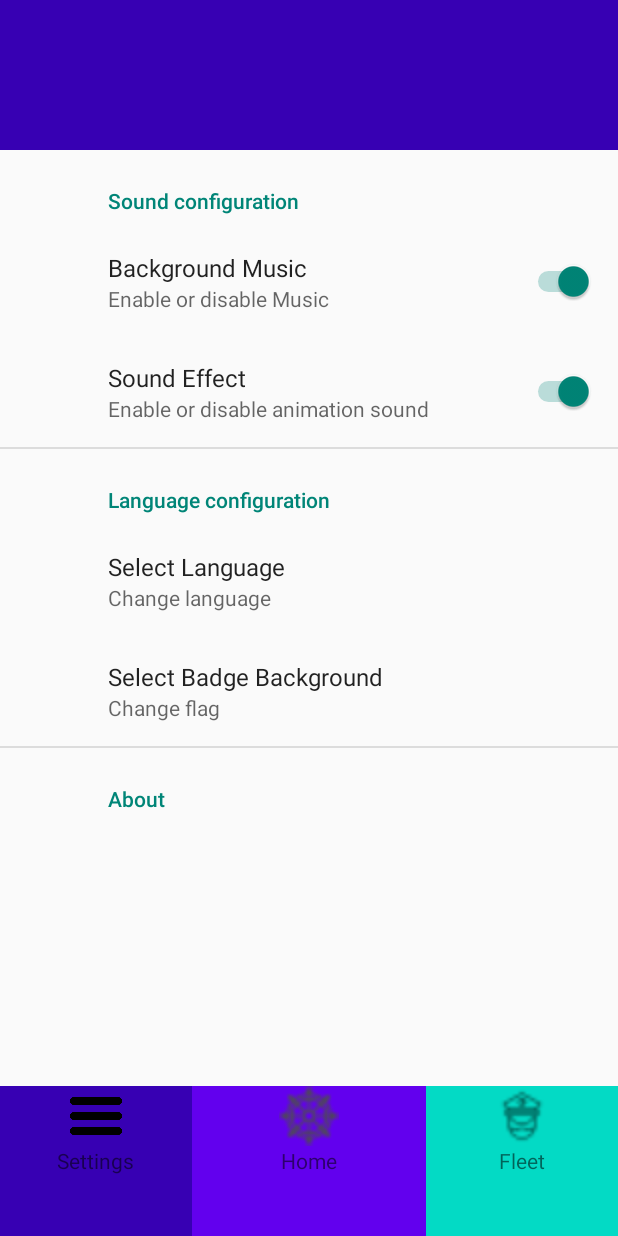
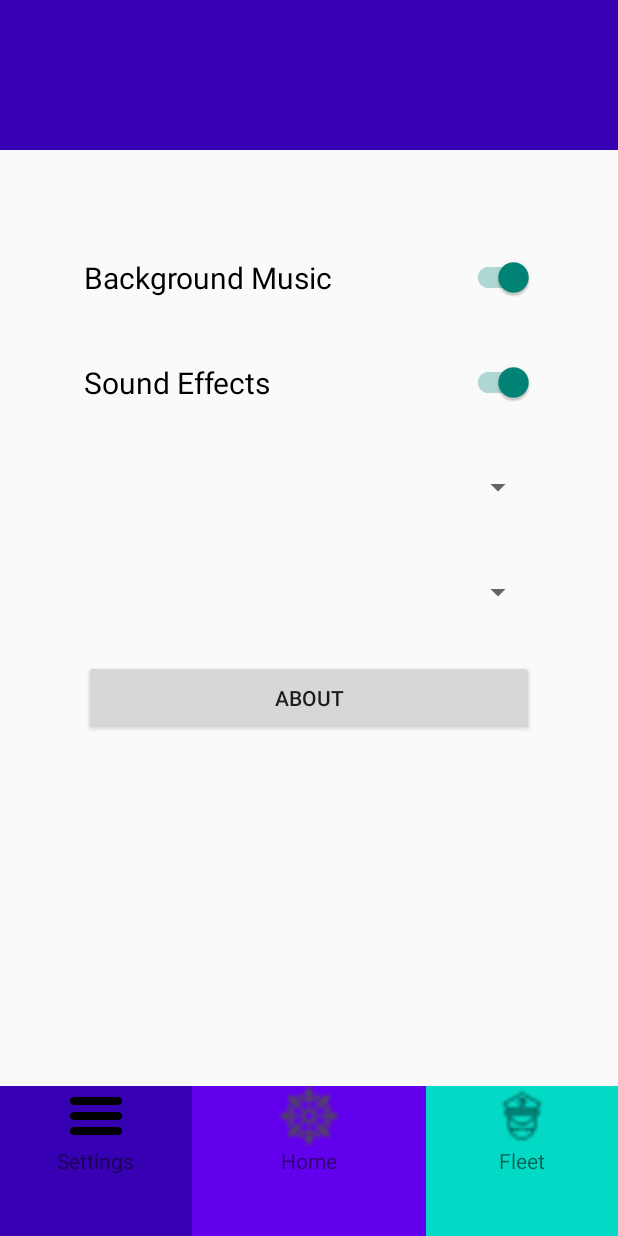
Before and after one commit to EdoardoMarchetti/BattleShip_finalVersion, an Android app: the HudActivity screen opened directly, with no data from a screen before it, after a tap on "Settings", on a phone screen of 412 x 824 dp. Run offline under Robolectric (Android 15) with nearby library versions, the phone set to English and light mode, and no system bars; our stand-ins replace data binding.

Commit message:
Animation sound switch completed

```diff
--- a/app/src/main/java/com/edomar/battleship/utils/SoundEngine.java
+++ b/app/src/main/java/com/edomar/battleship/utils/SoundEngine.java
@@ -1,6 +1,7 @@
 package com.edomar.battleship.utils;
 
 import android.content.Context;
+import android.content.SharedPreferences;
 import android.content.res.AssetFileDescriptor;
 import android.content.res.AssetManager;
 import android.media.AudioAttributes;
@@ -10,7 +11,10 @@ import android.os.Build;
 import android.util.Log;
 import android.widget.Toast;
 
+import com.edomar.battleship.R;
+
 import java.io.IOException;
+import java.security.Key;
 
 public class SoundEngine {
 
@@ -19,13 +23,19 @@ public class SoundEngine {
     private SoundPool mSP;
     public boolean isSoundEffectOn = false;
     private int mSoundSample_ID = -1;
+    SharedPreferences sp;
+    private Context context;
 
     /*
     Constructor
      */
     public SoundEngine(Context c){
+        context = c;
+        sp = c.getSharedPreferences(c.getString(R.string.configuration_preference_key), Context.MODE_PRIVATE);
+
         //initialize the SoundPool
         if(Build.VERSION.SDK_INT >= Build.VERSION_CODES.LOLLIPOP) {
+
             AudioAttributes audioAttributes =
                     new AudioAttributes.Builder()
                             .setUsage(AudioAttributes.USAGE_MEDIA)
@@ -53,7 +63,7 @@ public class SoundEngine {
             e.printStackTrace();
         }
 
-        isSoundEffectOn = true;
+        isSoundEffectOn = sp.getBoolean(c.getString(R.string.animation_sound_key), true);
     }
 
 
@@ -64,8 +74,14 @@ public class SoundEngine {
         }
     }
 
-    public void setSoundEffectOn(boolean soundEffectOn) {
-        isSoundEffectOn = soundEffectOn;
-        Log.d(TAG, "setSoundEffectOn: modified");
+    //Enable or Disable sound effects
+    public void enableSoundEffect(){
+        this.isSoundEffectOn = true;
+
+    }
+
+    public void disableSoundEffect(){
+        this.isSoundEffectOn = false;
+
     }
 }
--- a/app/src/main/java/com/edomar/battleship/view/HudActivity.java
+++ b/app/src/main/java/com/edomar/battleship/view/HudActivity.java
@@ -4,7 +4,9 @@ import androidx.appcompat.app.AppCompatActivity;
 import androidx.databinding.DataBindingUtil;
 import androidx.fragment.app.Fragment;
 
+import android.content.Context;
 import android.content.Intent;
+import android.content.SharedPreferences;
 import android.os.Bundle;
 import android.util.Log;
 import android.view.View;
@@ -13,17 +15,26 @@ import android.view.View;
 import com.edomar.battleship.R;
 import com.edomar.battleship.databinding.ActivityHudBinding;
 import com.edomar.battleship.logic.IGameState;
+import com.edomar.battleship.utils.Keys;
 import com.edomar.battleship.utils.SoundEngine;
 import com.edomar.battleship.view.menuFragments.MainMenuFragment;
 import com.edomar.battleship.view.menuFragments.SettingsFragment;
 
+import java.util.Map;
+
 
 public class HudActivity extends AppCompatActivity {
 
+
+
     public static final String TAG = HudActivity.class.getSimpleName();
+
+    public SharedPreferences sp;
 
     public IGameState gameState;
     public SoundEngine mSoundEngine;
+
+
 
     @Override
     protected void onCreate(Bundle savedInstanceState) {
@@ -38,14 +49,29 @@ public class HudActivity extends AppCompatActivity {
 
         mSoundEngine = new SoundEngine(this);
 
+
+
         final Intent srcIntent= getIntent();
         if(srcIntent != null){
             gameState = (IGameState) srcIntent.getParcelableExtra("player_name");
         }
         binding.setPlayer(gameState);
 
+
+
     }
 
+    @Override
+    protected void onResume() {
+        super.onResume();
+
+    }
+
+    @Override
+    protected void onPause() {
+        super.onPause();
+
+    }
 
     public void showFragment(final View selectedMenu){
         final int viewID = selectedMenu.getId();
@@ -55,7 +81,6 @@ public class HudActivity extends AppCompatActivity {
             case (R.id.left_button):
                 Log.d("Pressed button", "changeActivity: left");
                 nextFragment = new SettingsFragment();
-
                 break;
             case (R.id.central_button):
                 Log.d("Pressed button", "changeActivity: central");
--- a/app/src/main/java/com/edomar/battleship/view/menuFragments/SettingsFragment.java
+++ b/app/src/main/java/com/edomar/battleship/view/menuFragments/SettingsFragment.java
@@ -4,30 +4,41 @@ import android.app.Activity;
 import android.content.Context;
 import android.content.SharedPreferences;
 import android.os.Bundle;
+import android.util.Log;
+import android.view.LayoutInflater;
+import android.view.View;
+import android.view.ViewGroup;
+import android.widget.Button;
+import android.widget.CompoundButton;
 
 import com.edomar.battleship.R;
-import com.edomar.battleship.utils.SoundEngine;
 import com.edomar.battleship.view.HudActivity;
 
 import androidx.annotation.NonNull;
 import androidx.annotation.Nullable;
-import androidx.preference.PreferenceFragmentCompat;
-import androidx.preference.PreferenceManager;
-import androidx.preference.PreferenceScreen;
+import androidx.appcompat.widget.SwitchCompat;
+import androidx.fragment.app.Fragment;
 
-public class SettingsFragment extends PreferenceFragmentCompat {
 
-    private static final String SHARED_PREFERENCES_NAME = "SettingsFragment";
+public class SettingsFragment extends Fragment implements CompoundButton.OnCheckedChangeListener, View.OnClickListener {
+
+
+
+    public static final String TAG = SettingsFragment.class.getSimpleName();
 
     private HudActivity mActivity;
 
+    /** SharedPreference**/
+    private SharedPreferences sp;
+    private SharedPreferences.Editor editor;
 
-    private interface Keys{
-        String BACKGROUND_MUSIC_SWITCH = "background_music";
-        String ANIMATION_EFFECT_SWITCH = "animation_effect";
-        String LANGUAGE_LIST = "language";
-        String BADGE_LIST = "badge";
-    }
+
+    /**Sound effects switch*/
+    private SwitchCompat mSoundEffectsSwitch;
+    private boolean isSoundEffectsOn;
+
+    /**About button*/
+    private Button mAboutButton;
 
     public SettingsFragment() {
         //Required empty public constructor
@@ -39,6 +50,8 @@ public class SettingsFragment extends PreferenceFragmentCompat {
         mActivity = (HudActivity) activity;
     }
 
+
+
     @Override
     public void onDetach() {
         super.onDetach();
@@ -46,15 +59,29 @@ public class SettingsFragment extends PreferenceFragmentCompat {
     }
 
     @Override
-    public void onCreatePreferences(Bundle savedInstanceState, String rootKey) {
-        addPreferencesFromResource(R.xml.settings);
-        SharedPreferences prefs = PreferenceManager.getDefaultSharedPreferences(getContext());
+    public void onResume() {
+        super.onResume();
+        Log.d(TAG, "onResume: ");
+    }
 
-        boolean backgroundMusicSwitch = prefs.getBoolean(Keys.BACKGROUND_MUSIC_SWITCH, true );
-        boolean animationEffectSwitch  = prefs.getBoolean(Keys.ANIMATION_EFFECT_SWITCH, true );
+    @Override
+    public void onPause() {
+        super.onPause();
+        Log.d(TAG, "onPause: ");
+    }
 
-        //mActivity.mSoundEngine.setSoundEffectOn(animationEffectSwitch);
+    @Nullable
+    @Override
+    public View onCreateView(@NonNull LayoutInflater inflater, @Nullable ViewGroup container, @Nullable Bundle savedInstanceState) {
+        Log.d(TAG, "onCreateView: ");
+        View view = inflater.inflate(R.layout.fragment_settings, container, false);
 
+        /** Initialize SharedPreference value **/
+        sp = this.getActivity().getSharedPreferences(getString(R.string.configuration_preference_key), Context.MODE_PRIVATE);
+        editor =  sp.edit();
+        //end initialization
+
+        return view;
 
     }
 
@@ -62,5 +89,66 @@ public class SettingsFragment extends PreferenceFragmentCompat {
     public void onActivityCreated(@Nullable Bundle savedInstanceState) {
         super.onActivityCreated(savedInstanceState);
 
+        Log.d(TAG, "onActivityCreated: ");
+
+        /**Animation sounds configuration**/
+        mSoundEffectsSwitch = (SwitchCompat) getActivity().findViewById(R.id.sound_effects_switch);
+        mSoundEffectsSwitch.setOnCheckedChangeListener(this);
+        mSoundEffectsSwitch.setChecked(sp.getBoolean(mActivity.getString(R.string.animation_sound_key), true));
+        //end Animation sounds configuration
+
+        /** About button configuration **/
+        mAboutButton = (Button) getActivity().findViewById(R.id.about_button);
+        mAboutButton.setOnClickListener(this);
+        //end About button configuration
+
     }
+
+    /**Switches' method**/
+    @Override
+    public void onCheckedChanged(CompoundButton compoundButton, boolean isChecked) {
+        switch (compoundButton.getId()){
+            case R.id.sound_switch: //Background
+                /* For backgroundMusic
+                if(isChecked){
+                    Log.d(TAG, "onCheckedChanged: switch background " + true);
+                    mActivity.doBindService();
+                    Intent music = new Intent();
+                    music.setClass(getContext(), MusicService.class);
+                    mActivity.startService(music);
+                }else{
+                    Log.d(TAG, "onCheckedChanged: switch background " + false);
+                    mActivity.doUnbindService();
+                    Intent music = new Intent();
+                    music.setClass(getContext(), MusicService.class);
+                    mActivity.stopService(music);
+                }
+                break;
+                 */
+            case R.id.sound_effects_switch: //Animation
+                if(isChecked){
+                    Log.d(TAG, "onCheckedChanged: switch sound effects " + true);
+                    mActivity.mSoundEngine.enableSoundEffect();
+                    //Change SharedPreference value with animation_sound_key
+                    editor.putBoolean(mActivity.getString(R.string.animation_sound_key), true);
+                    editor.apply();
+
+                }else{
+                    Log.d(TAG, "onCheckedChanged: switch sound effects " + false);
+                    mActivity.mSoundEngine.disableSoundEffect();
+                    //Change SharedPreference value with animation_sound_key
+                    editor.putBoolean(mActivity.getString(R.string.animation_sound_key), false);
+                    editor.apply();
+                }
+                break;
+        }
+    }
+    //ens switches' method
+
+    /** About button method **/
+    @Override
+    public void onClick(View view) {
+        mActivity.mSoundEngine.playShoot();
+    }
+    //end about button method
 }
--- a/app/src/main/res/layout/fragment_main.xml
+++ b/app/src/main/res/layout/fragment_main.xml
@@ -54,4 +54,6 @@
     </LinearLayout>
 
 
+
+
 </FrameLayout>
--- /dev/null
+++ b/app/src/main/res/layout/fragment_settings.xml
@@ -0,0 +1,73 @@
+<?xml version="1.0" encoding="utf-8"?>
+
+<FrameLayout xmlns:android="http://schemas.android.com/apk/res/android"
+    xmlns:app="http://schemas.android.com/apk/res-auto"
+    xmlns:tools="http://schemas.android.com/tools"
+    android:layout_width="match_parent"
+    android:layout_height="match_parent"
+    tools:context="com.edomar.battleship.view.HudActivity">
+
+
+
+    <RelativeLayout
+        android:layout_width="match_parent"
+        android:layout_height="match_parent"
+        >
+
+        <androidx.appcompat.widget.SwitchCompat
+            android:id="@+id/sound_switch"
+            android:layout_width="300dp"
+            android:layout_height="50dp"
+            android:layout_centerHorizontal="true"
+            android:layout_marginTop="60dp"
+            android:text="@string/backgroundMusic"
+            android:checked="true"
+            android:textSize="20sp"
+            />
+
+        <androidx.appcompat.widget.SwitchCompat
+            android:id="@+id/sound_effects_switch"
+            android:layout_width="300dp"
+            android:layout_height="50dp"
+            android:layout_centerHorizontal="true"
+            android:layout_below="@+id/sound_switch"
+            android:layout_marginTop="20dp"
+            android:text="@string/sound_effects"
+            android:checked="true"
+            android:textSize="20sp"/>
+
+
+        <Spinner
+            android:id="@+id/language_spinner"
+            android:layout_width="300dp"
+            android:layout_height="50dp"
+            android:layout_centerHorizontal="true"
+            android:layout_below="@+id/sound_effects_switch"
+            android:layout_marginTop="20dp"
+
+            />
+
+        <Spinner
+            android:id="@+id/badge_spinner"
+            android:layout_width="300dp"
+            android:layout_height="50dp"
+            android:layout_centerHorizontal="true"
+            android:layout_below="@+id/language_spinner"
+            android:layout_marginTop="20dp"
+            />
+
+        <Button
+            android:id="@+id/about_button"
+            android:layout_width="300dp"
+            android:layout_height="50dp"
+            android:layout_centerHorizontal="true"
+            android:layout_below="@+id/badge_spinner"
+            android:layout_marginTop="20dp"
+
+            android:text="@string/about"
+            />
+
+
+    </RelativeLayout>
+
+</FrameLayout>
--- a/app/src/main/res/values/strings.xml
+++ b/app/src/main/res/values/strings.xml
@@ -8,4 +8,23 @@
     <string name="single_player">Single Player</string>
     <string name="config_about">About</string>
 
+
+    <string name="saveFleet">SAVE FLEET</string>
+    <string name="Sound">Sound</string>
+
+    <string name="win">Win!!!</string>
+    <string name="russian">Russian</string>
+    <string name="classic">Classic</string>
+    <string name="standard">standard</string>
+    <string name="about">About</string>
+    <string name="winner">PLayer 1 win</string>
+
+
+
+    <string name="backgroundMusic" translatable="false">Background Music</string>
+    <string name="sound_effects" translatable="false">Sound Effects</string>
+    <string name="popup_text"  translatable="false">This is a sample</string>
+    <string name="configuration_preference_key">configuration preference</string>
+    <string name="animation_sound_key">animation sound</string>
+
 </resources>
```
Also changed, not shown: app/src/main/java/com/edomar/battleship/utils/Keys.java (added, +12 -0 lines), app/src/main/java/com/edomar/battleship/view/SplashActivity.java (+11 -0 lines), app/src/main/res/layout/activity_main.xml (deleted, +0 -18 lines).
